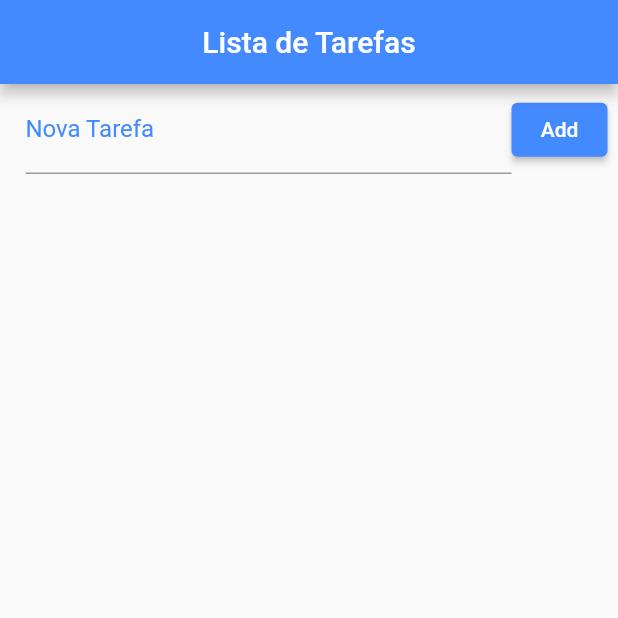
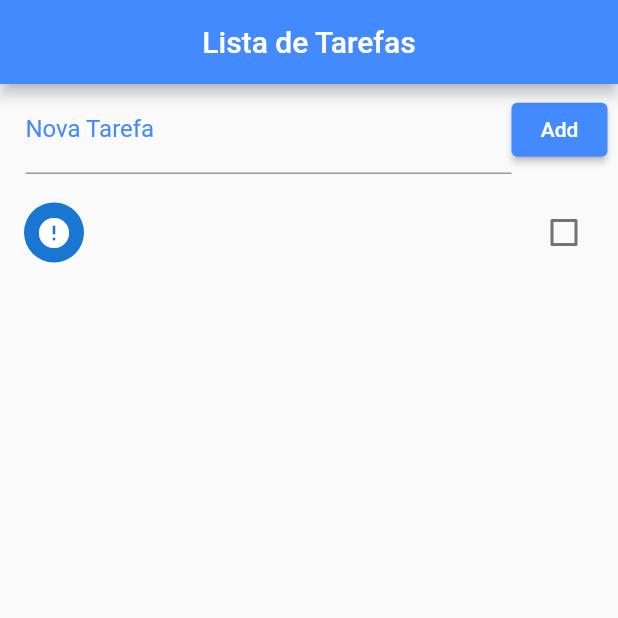
Before and after one commit to douglasOlv/checklist_flutter, a Flutter app: the screen it shows after launch, after a tap on "Add", on a phone screen of 412 x 824 dp, the top half of it. Run offline on Flutter 3.47's test engine with Material 2 defaults, Android fonts, the phone set to English and light mode, and no system bars.

Commit message:
feat: add checkbox list

```diff
--- a/lib/main.dart
+++ b/lib/main.dart
@@ -15,6 +15,7 @@ class Home extends StatefulWidget {
 }
 
 class _HomeState extends State<Home> {
+  final _toDoController = TextEditingController();
   List _toDoList = [];
 
   Future<File> _getFile() async {
@@ -37,6 +38,16 @@ class _HomeState extends State<Home> {
     }
   }
 
+  void _addToDo() {
+    Map<String, dynamic> newToDO = new Map();
+    newToDO["title"] = _toDoController.text;
+    _toDoController.text = "";
+    newToDO["ok"] = false;
+    setState(() {
+      _toDoList.add(newToDO);
+    });
+  }
+
   @override
   Widget build(BuildContext context) {
     return Scaffold(
@@ -56,15 +67,35 @@ class _HomeState extends State<Home> {
                   decoration: InputDecoration(
                       labelText: "Nova Tarefa",
                       labelStyle: TextStyle(color: Colors.blueAccent)),
+                  controller: _toDoController,
                 )),
                 ElevatedButton(
-                  onPressed: () {},
+                  onPressed: _addToDo,
                   style: ElevatedButton.styleFrom(primary: Colors.blueAccent),
                   child: Text("Add"),
                 )
               ],
             ),
-          )
+          ),
+          Expanded(
+              child: ListView.builder(
+            padding: EdgeInsets.only(top: 10),
+            itemCount: _toDoList.length,
+            itemBuilder: (ctx, i) {
+              return CheckboxListTile(
+                title: Text(_toDoList[i]["title"]),
+                value: _toDoList[i]["ok"],
+                secondary: CircleAvatar(
+                  child: Icon(_toDoList[i]["ok"] ? Icons.check : Icons.error),
+                ),
+                onChanged: (check){
+                  setState(() {
+                    _toDoList[i]["ok"] = check;
+                  });
+                },
+              );
+            },
+          ))
         ],
       ),
     );
```
